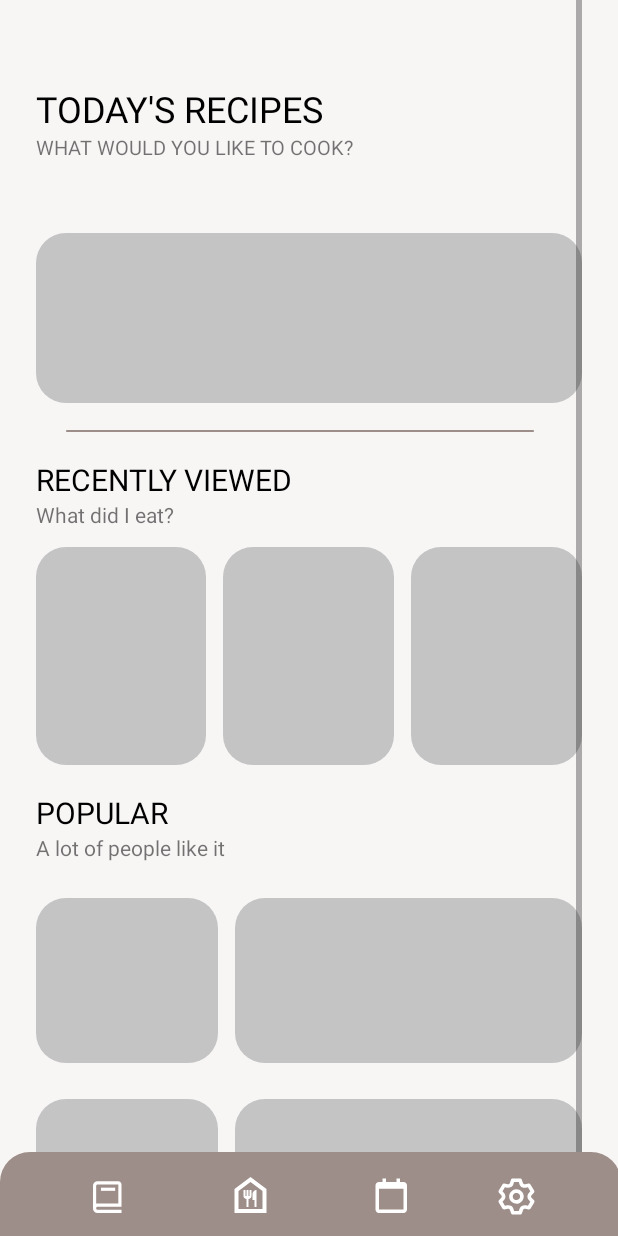
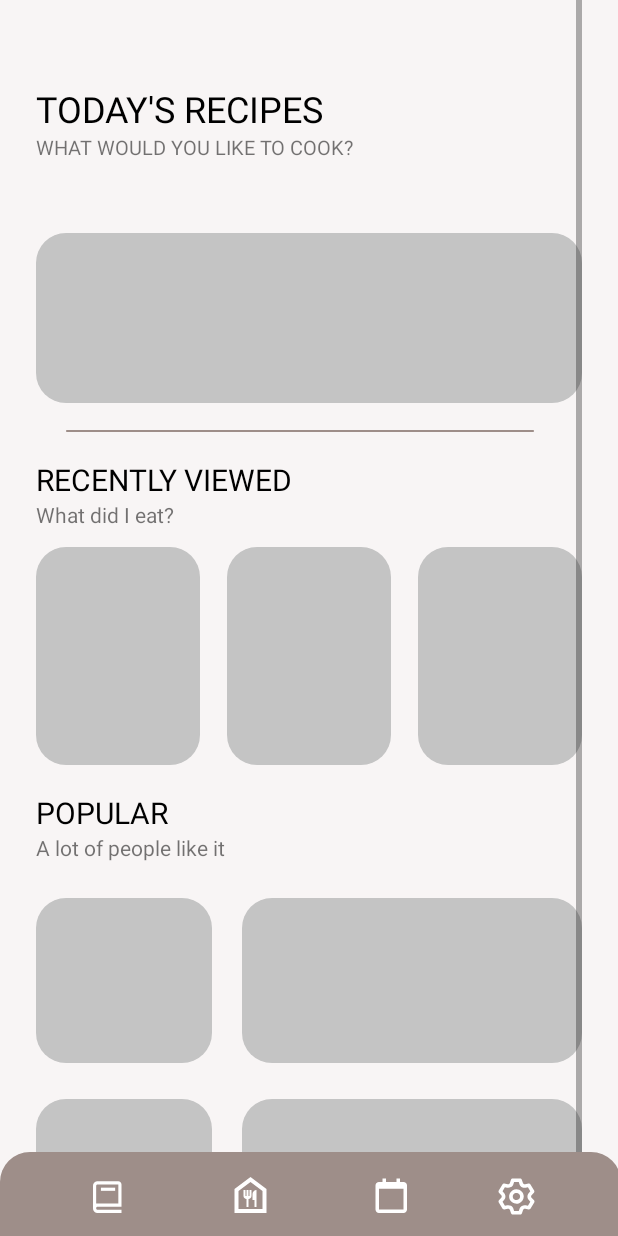
Before and after one commit to HJChuiva/VeganDiary, an Android app: the MainActivity screen opened directly, with no data from a screen before it, on a phone screen of 412 x 824 dp. Run offline under Robolectric (Android 15) with nearby library versions, the phone set to English and light mode, and no system bars; Roboto replaces fonts that are not available here.

Commit message:
레이아웃 수정

```diff
--- a/app/src/main/res/layout/activity_main.xml
+++ b/app/src/main/res/layout/activity_main.xml
@@ -98,8 +98,8 @@
                     android:layout_width="98dp"
                     android:layout_height="145dp"
                     android:background="#00ff0000"
-                    android:layout_marginLeft="11dp"
-                    android:layout_marginRight="11dp"
+                    android:layout_marginLeft="18dp"
+                    android:layout_marginRight="18dp"
                     android:layout_weight="1"
                     app:srcCompat="@drawable/rectangle_basic" />
                 <ImageButton
@@ -139,7 +139,7 @@
                     android:layout_width="98dp"
                     android:layout_height="110dp"
                     android:layout_marginTop="24dp"
-                    android:layout_marginRight="11dp"
+                    android:layout_marginRight="20dp"
                     android:layout_weight="1"
 
                     app:srcCompat="@drawable/rectangle_basic" />
@@ -161,7 +161,7 @@
                     android:layout_width="98dp"
                     android:layout_height="110dp"
                     android:layout_marginTop="24dp"
-                    android:layout_marginRight="11dp"
+                    android:layout_marginRight="20dp"
                     android:layout_weight="1"
 
 
```
